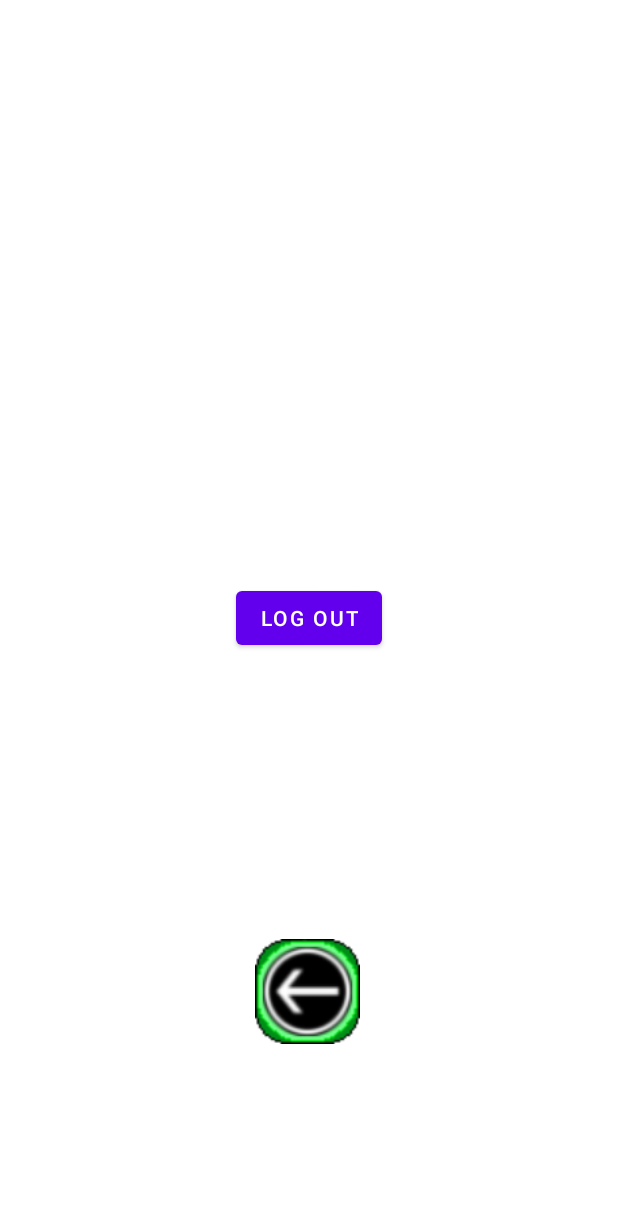
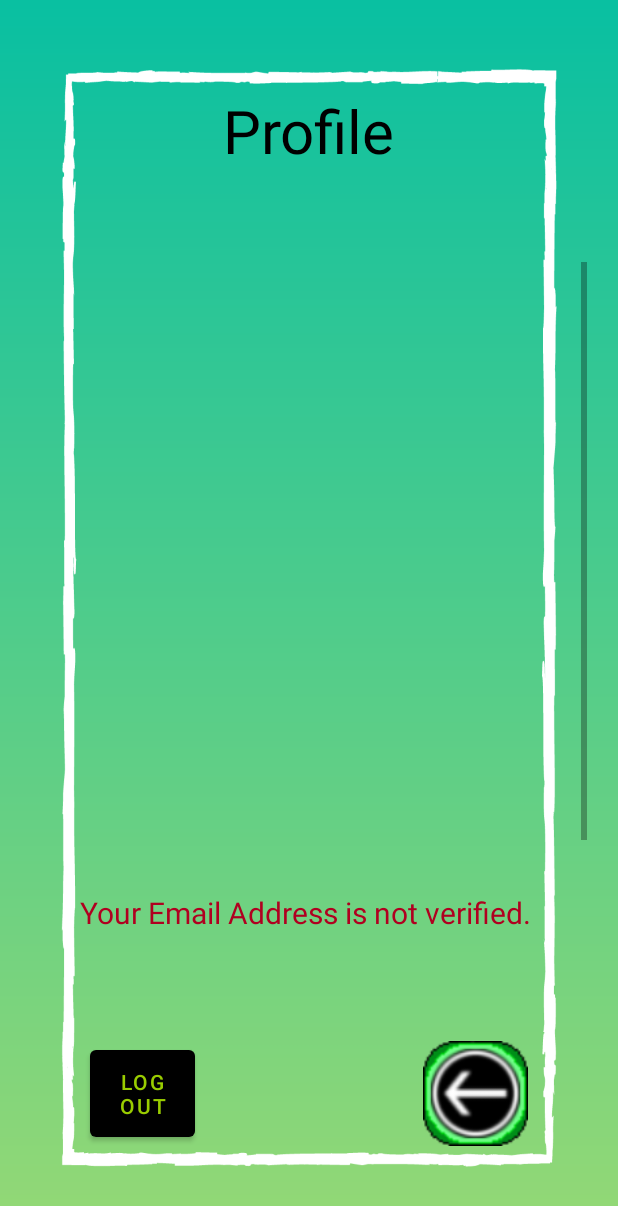
Before and after one commit to BSCpE-2-5-Game-Dev/Biowit, an Android app: the MM_Profile screen opened directly, with no data from a screen before it, on a phone screen of 412 x 824 dp. Shown: the top 1206 px of the screen. Run offline under Robolectric (Android 15) with nearby library versions, the phone set to English and light mode, and no system bars; our stand-ins replace Firebase (no records; nobody signed in at launch, a user with empty details on screens opened directly); Roboto replaces fonts that are not available here.

Commit message:
Email address verification, forget pass

```diff
--- a/app/src/main/AndroidManifest.xml
+++ b/app/src/main/AndroidManifest.xml
@@ -9,8 +9,7 @@
         android:roundIcon="@mipmap/ic_launcher_round"
         android:supportsRtl="true"
         android:theme="@style/Theme.Biowit">
-        <activity android:name=".MM_Profile"></activity>
-        <activity android:name=".Bio_ForgetPass" />
+        <activity android:name=".MM_Profile" />
         <activity android:name=".Bio_SignUp" />
         <activity android:name=".MainActivity" />
         <activity android:name=".MM_Settings" />
--- a/app/src/main/java/com/example/biowit/MM_Profile.java
+++ b/app/src/main/java/com/example/biowit/MM_Profile.java
@@ -8,6 +8,8 @@ import android.view.View;
 import android.view.Window;
 import android.view.WindowManager;
 import android.widget.Button;
+import android.widget.TextView;
+import android.widget.Toast;
 
 import com.google.firebase.auth.FirebaseAuth;
 
@@ -23,24 +25,35 @@ public class MM_Profile extends AppCompatActivity {
 
         setContentView(R.layout.activity_mm_profile);
 
+        //label/s, textbox/es and buttons declarations
+
+        TextView lbl_Verify_Email = findViewById(R.id.lbl_Verify_Email);
+        Button btn_Verify_Email = findViewById(R.id.btn_Verify_Email);
         Button btn_Log_Out = findViewById(R.id.btn_Log_Out);
         Button btn_PR_Back = findViewById(R.id.btn_PR_Back);
+        FirebaseAuth FbAuth_PR = FirebaseAuth.getInstance(); // database class declaration
 
-        btn_Log_Out.setOnClickListener(new View.OnClickListener() {
-            @Override
-            public void onClick(View v) {
-                FirebaseAuth.getInstance().signOut();
-                startActivity(new Intent(getApplicationContext(), Bio_LogIn.class));
-                finish();
-            }
+        //When email is not verified, a message and button will appear.
+        if(!FbAuth_PR.getCurrentUser().isEmailVerified()){
+            lbl_Verify_Email.setVisibility(View.VISIBLE);
+            btn_Verify_Email.setVisibility(View.VISIBLE);
+        }
+
+        //When the "Verify Now" button is clicked, an verification email will be sent to email address of the user.
+        btn_Verify_Email.setOnClickListener(v -> FbAuth_PR.getCurrentUser().sendEmailVerification().addOnSuccessListener(unused -> {
+            Toast.makeText(MM_Profile.this, "Verification Email Sent", Toast.LENGTH_LONG).show();
+            lbl_Verify_Email.setVisibility(View.GONE);
+            btn_Verify_Email.setVisibility(View.GONE);
+        }));
+
+        //Logs out the account when the "Logout" button is clicked.
+        btn_Log_Out.setOnClickListener(v -> {
+            FirebaseAuth.getInstance().signOut();
+            startActivity(new Intent(getApplicationContext(), Bio_LogIn.class));
+            finish();
         });
 
-        btn_PR_Back.setOnClickListener(new View.OnClickListener() {
-            @Override
-            public void onClick(View v) {
-                finish();
-            }
-        });
-
+        //returns to the Home Screen.
+        btn_PR_Back.setOnClickListener(v -> finish());
     }
 }
--- a/app/src/main/res/layout/activity_mm_profile.xml
+++ b/app/src/main/res/layout/activity_mm_profile.xml
@@ -4,29 +4,93 @@
     xmlns:tools="http://schemas.android.com/tools"
     android:layout_width="match_parent"
     android:layout_height="match_parent"
+    android:background="@drawable/login_bg"
     tools:context=".MM_Profile">
 
     <Button
         android:id="@+id/btn_Log_Out"
-        android:layout_width="wrap_content"
-        android:layout_height="wrap_content"
-        android:text="Log out"
+        android:layout_width="70dp"
+        android:layout_height="70dp"
+        android:layout_marginStart="60dp"
+        android:layout_marginLeft="60dp"
+        android:layout_marginBottom="60dp"
+        android:text="Logout"
+        android:textColor="@android:color/holo_green_light"
+        app:backgroundTint="@color/black"
         app:layout_constraintBottom_toBottomOf="parent"
-        app:layout_constraintEnd_toEndOf="parent"
-        app:layout_constraintStart_toStartOf="parent"
-        app:layout_constraintTop_toTopOf="parent" />
+        app:layout_constraintStart_toStartOf="parent" />
+
 
     <Button
         android:id="@+id/btn_PR_Back"
         android:layout_width="70dp"
         android:layout_height="70dp"
-        android:layout_marginBottom="128dp"
+        android:layout_marginEnd="60dp"
+        android:layout_marginRight="60dp"
+        android:layout_marginBottom="60dp"
         android:background="@drawable/back_btn"
         android:foreground="@drawable/back_btn"
         android:text="Button"
         app:backgroundTint="@color/material_on_surface_stroke"
         app:layout_constraintBottom_toBottomOf="parent"
+        app:layout_constraintEnd_toEndOf="parent" />
+
+    <TextView
+        android:id="@+id/lbl_Profile"
+        android:layout_width="wrap_content"
+        android:layout_height="wrap_content"
+        android:layout_marginTop="60dp"
+        android:text="Profile"
+        android:textColor="@color/black"
+        android:textSize="40sp"
         app:layout_constraintEnd_toEndOf="parent"
-        app:layout_constraintHorizontal_bias="0.498"
-        app:layout_constraintStart_toStartOf="parent" />
+        app:layout_constraintStart_toStartOf="parent"
+        app:layout_constraintTop_toTopOf="parent" />
+
+    <ScrollView
+        android:id="@+id/scrllvw_Profile"
+        android:layout_width="375dp"
+        android:layout_height="450dp"
+        android:layout_marginBottom="25dp"
+        app:layout_constraintBottom_toBottomOf="parent"
+        app:layout_constraintEnd_toEndOf="parent"
+        app:layout_constraintHorizontal_bias="0.444"
+        app:layout_constraintStart_toStartOf="parent"
+        app:layout_constraintTop_toTopOf="parent">
+
+        <androidx.constraintlayout.widget.ConstraintLayout
+            android:layout_width="match_parent"
+            android:layout_height="match_parent"
+            android:padding="20dp">
+
+
+            <TextView
+                android:id="@+id/lbl_Verify_Email"
+                android:layout_width="wrap_content"
+                android:layout_height="wrap_content"
+                android:layout_marginTop="400dp"
+                android:text="Your Email Address is not verified."
+                android:textColor="@color/design_default_color_error"
+                android:textSize="20sp"
+                app:layout_constraintEnd_toEndOf="parent"
+                app:layout_constraintStart_toStartOf="parent"
+                app:layout_constraintTop_toTopOf="parent" />
+
+            <Button
+                android:id="@+id/btn_Verify_Email"
+                android:layout_width="wrap_content"
+                android:layout_height="wrap_content"
+                android:layout_marginTop="10dp"
+                android:text="Verify Now"
+                android:textColor="@color/black"
+                app:backgroundTint="@android:color/holo_green_light"
+                app:layout_constraintEnd_toEndOf="parent"
+                app:layout_constraintHorizontal_bias="0.455"
+                app:layout_constraintStart_toStartOf="parent"
+                app:layout_constraintTop_toBottomOf="@+id/lbl_Verify_Email" />
+
+        </androidx.constraintlayout.widget.ConstraintLayout>
+    </ScrollView>
+
+
 </androidx.constraintlayout.widget.ConstraintLayout>
```
Also changed, not shown: app/src/main/java/com/example/biowit/Bio_ForgetPass.java (deleted, +0 -14 lines), app/src/main/java/com/example/biowit/Bio_LogIn.java (+39 -8 lines), app/src/main/res/layout/activity_bio_forget_pass.xml (deleted, +0 -9 lines), app/src/main/res/layout/alert_forget_pass.xml (added, +32 -0 lines).
